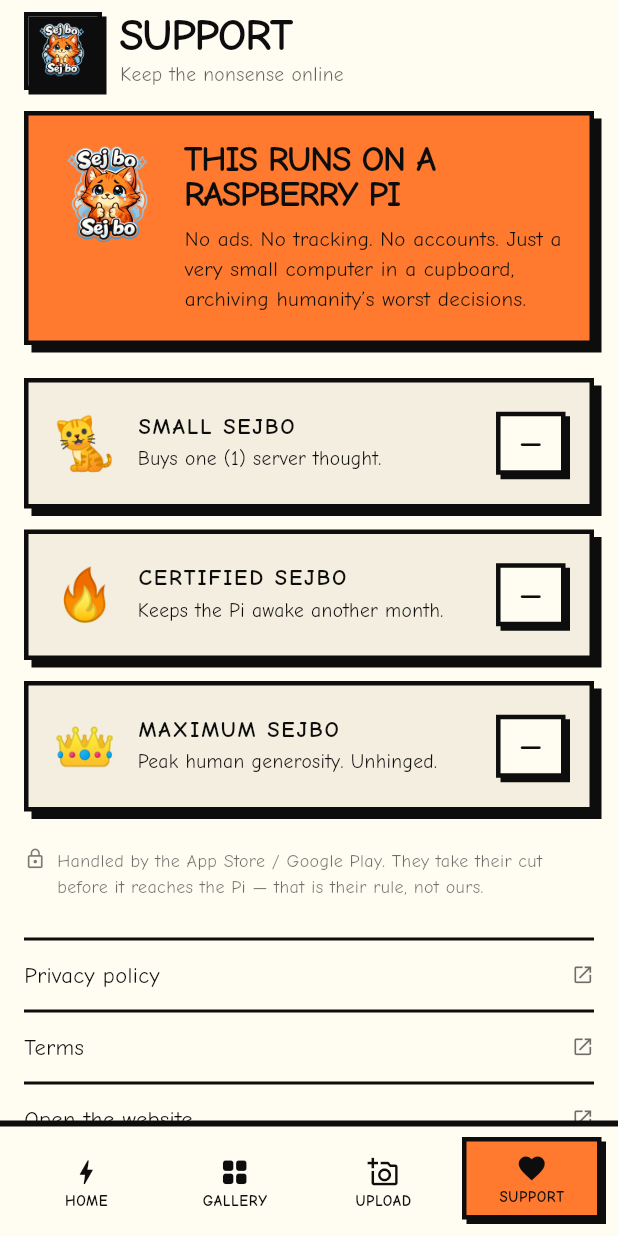
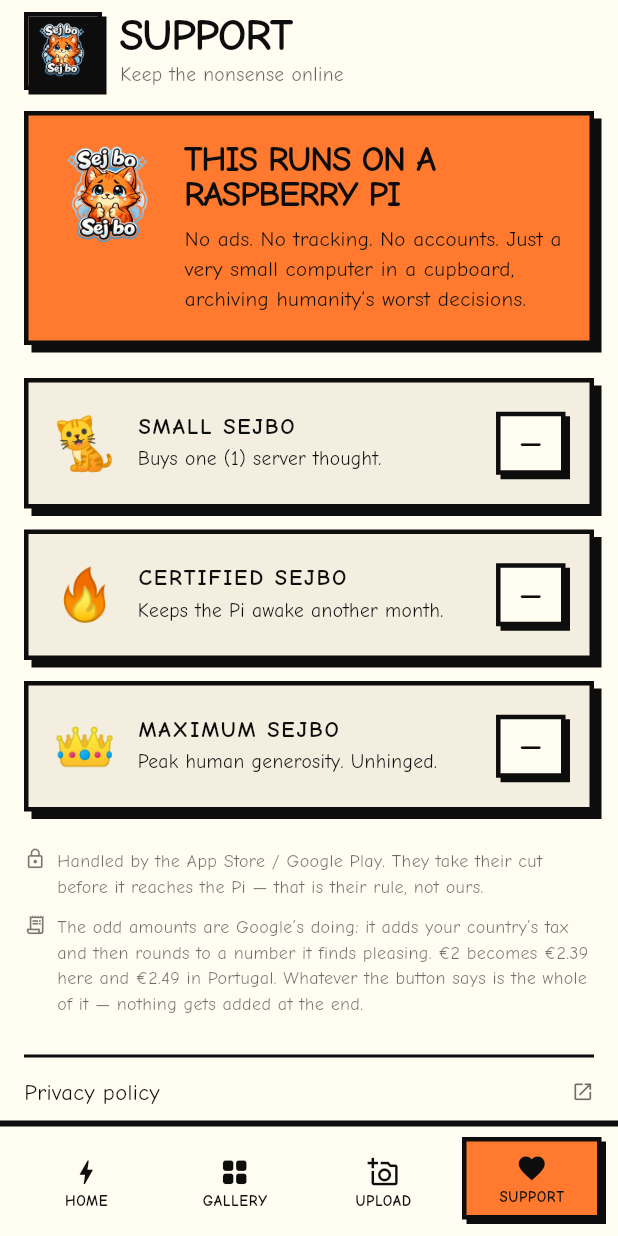
Before and after one commit to thekingziga/Sej-bo-Sej-bo-apps, a Flutter app: the screen it shows after launch, item 4 of the bottom bar chosen, on a phone screen of 412 x 824 dp. Run offline on Flutter 3.47's test engine with Material 3 defaults, Android fonts, the phone set to English and light mode, and no system bars; our stand-ins replace app_links, image_cropper, image_picker, in_app_purchase, package_info_plus, share_plus and 1 more; missing offline and left inert: in_app_purchase_android, in_app_purchase_platform_interface, in_app_update, pasteboard.

Commit message:
Explain the odd tip prices, fix Slovenian typos (1.11.2+15)
Play grosses the tier price up by local VAT and then rounds to its own price
points, so a 2 EUR tier shows as 2.39 in Slovenia and 2.49 in Portugal.
Unexplained that reads as an app bug, so the Support tab now names whose
doing it is and states that the button price is final.

Also restores diacritics on Slovenian strings I had added without them -
mogoce, clovek, razlicica, nic, cez. The app's original Slovenian spells
these correctly, so it was my typo rather than a font constraint, and it was
shipping to the people most likely to notice.

```diff
--- a/lib/l10n.dart
+++ b/lib/l10n.dart
@@ -75,6 +75,10 @@ class Strings {
     'railStore': 'Handled by the App Store / Google Play. They take their cut '
         'before it reaches the Pi — that is their rule, not ours.',
     'railStripe': 'Handled by Stripe in your browser. Card details never touch this app.',
+    'priceNote': 'The odd amounts are Google’s doing: it adds your country’s tax and '
+        'then rounds to a number it finds pleasing. €2 becomes €2.39 here and €2.49 '
+        'in Portugal. Whatever the button says is the whole of it — nothing gets '
+        'added at the end.',
     'officially': 'THIS IS OFFICIALLY\nSEJBOSEJBO.',
     'featured': 'featured',
     'pinned': 'pinned',
@@ -169,7 +173,7 @@ class Strings {
     'paste': 'PRILEPI',
     'edit': 'UREDI',
     'editPhoto': 'Obreži / zavrti',
-    'editFailed': 'Urejevalnika ni bilo mogoce odpreti.',
+    'editFailed': 'Urejevalnika ni bilo mogoče odpreti.',
     'change': 'ZAMENJAJ',
     'remove': 'ODSTRANI',
     'labelTitle': 'Naslov',
@@ -191,6 +195,9 @@ class Strings {
         'pride do Pi-ja — to je njuno pravilo, ne naše.',
     'railStripe': 'Ureja Stripe v tvojem brskalniku. Podatki kartice nikoli ne '
         'pridejo v to aplikacijo.',
+    'priceNote': 'Čudni zneski so Googlovi: doda davek tvoje države in nato zaokroži '
+        'na številko, ki mu je všeč. Iz 2 € nastane 2,39 € pri nas in 2,49 € na '
+        'Portugalskem. Kar piše na gumbu, to je vse — na koncu se ne doda nič.',
     'officially': 'TO JE URADNO\nSEJBOSEJBO.',
     'featured': 'izpostavljeno',
     'pinned': 'pripeto',
@@ -203,17 +210,17 @@ class Strings {
     'justNow': 'pravkar',
     'report': 'PRIJAVI',
     'reportTitle': 'Prijavi ta Sejbosejbo',
-    'reportSub': 'Povej, kaj je narobe. Objavo bo pregledal clovek.',
+    'reportSub': 'Povej, kaj je narobe. Objavo bo pregledal človek.',
     'reasonSpam': 'Neželena vsebina',
     'reasonInappropriate': 'Neprimerna vsebina',
     'reasonHarassment': 'Nadlegovanje ali ustrahovanje',
     'reasonCopyright': 'Avtorske pravice / to je moja vsebina',
     'reasonOther': 'Nekaj drugega',
     'reportDetails': 'Še kaj? (neobvezno)',
-    'reportDetailsHint': 'Dodaj kontekst, ce pomaga.',
+    'reportDetailsHint': 'Dodaj kontekst, če pomaga.',
     'reportSend': 'POŠLJI PRIJAVO',
     'reportCancel': 'PREKLICI',
-    'reportThanks': 'Prijava poslana. Pregledal jo bo clovek.',
+    'reportThanks': 'Prijava poslana. Pregledal jo bo človek.',
     'legalPrivacy': 'Politika zasebnosti',
     'legalTerms': 'Pogoji uporabe',
     'legalWebsite': 'Odpri spletno stran',
@@ -222,28 +229,28 @@ class Strings {
     'commentHint': 'Povej kaj...',
     'commentSend': 'OBJAVI',
     'commentsMore': 'POKAŽI ŠE',
-    'commentsFailed': 'Komentarjev ni bilo mogoce naložiti.',
+    'commentsFailed': 'Komentarjev ni bilo mogoče naložiti.',
     'commentSent': 'Komentar objavljen.',
     'commentYou': 'TI',
     'commentAnon': 'Anonimno',
     'sortOldest': 'NAJSTAREJŠE',
     'sortBest': 'NAJBOLJŠE',
-    'retryIn': 'Prehitro. Poskusi znova cez {s} s.',
+    'retryIn': 'Prehitro. Poskusi znova čez {s} s.',
     'reportCommentTitle': 'Prijavi ta komentar',
     'reportComment': 'Prijavi komentar',
-    'donateInBrowser': 'Placilo dokoncaj v brskalniku. Dokler tega ne storiš, '
-        'ni nic obracunano in lahko še vedno odstopiš.',
+    'donateInBrowser': 'Plačilo dokončaj v brskalniku. Dokler tega ne storiš, '
+        'ni nič obračunano in lahko še vedno odstopiš.',
     'donateSoonTitle': 'NAPITNINE ŠE NISO ŽIVE',
-    'donateSoonBody': 'Placilni del se na tej platformi še ureja. Z aplikacijo '
-        'ni nic narobe - poglej spet kmalu.',
+    'donateSoonBody': 'Plačilni del se na tej platformi še ureja. Z aplikacijo '
+        'ni nič narobe - poglej spet kmalu.',
     'versionApp': 'Aplikacija',
     'versionSite': 'Spletna stran',
     'updateTitle': 'POTREBNA POSODOBITEV',
-    'updateBody': 'Ta razlicica Sejbosejba je prestara za spletno stran. '
+    'updateBody': 'Ta različica Sejbosejba je prestara za spletno stran. '
         'Prenesi novo in nadaljuj.',
     'updateButton': 'POSODOBI ZDAJ',
     'unsupportedTitle': 'POTREBUJE NOVEJŠO APLIKACIJO',
-    'unsupportedBody': 'Te vrste objave ta razlicica še ne zna prikazati.',
+    'unsupportedBody': 'Te vrste objave ta različica še ne zna prikazati.',
     'openOnWeb': 'ODPRI NA SPLETNI STRANI',
   };
 
--- a/lib/screens/donate.dart
+++ b/lib/screens/donate.dart
@@ -187,6 +187,14 @@ class _DonateScreenState extends State<DonateScreen> {
 
                   const SizedBox(height: 10),
                   _RailNote(rail: rail),
+                  // Why the amounts are not round numbers. Play grosses the
+                  // price up by local VAT and then rounds to its own price
+                  // points, so the tiers read 2.39 / 2.49 rather than 2.00 -
+                  // which looks like a bug unless someone says otherwise.
+                  if (rail == DonationRail.store) ...[
+                    const SizedBox(height: 10),
+                    _PriceNote(),
+                  ],
                 ],
                 const SizedBox(height: 26),
                 // Play and Apple both expect the privacy policy and terms to be
@@ -333,6 +341,26 @@ class _TierCard extends StatelessWidget {
 }
 
 /// Tells the user - honestly - where their money actually goes on this platform.
+/// Explains the odd tier prices, in the same quiet grey as the rail note.
+class _PriceNote extends StatelessWidget {
+  @override
+  Widget build(BuildContext context) {
+    return Row(
+      crossAxisAlignment: CrossAxisAlignment.start,
+      children: [
+        Icon(Icons.receipt_long_outlined, size: 15, color: Brutal.ink.withValues(alpha: 0.55)),
+        const SizedBox(width: 7),
+        Expanded(
+          child: Text(
+            L10n.of(context)['priceNote'],
+            style: Brutal.body.copyWith(fontSize: 12, color: Brutal.ink.withValues(alpha: 0.6)),
+          ),
+        ),
+      ],
+    );
+  }
+}
+
 class _RailNote extends StatelessWidget {
   const _RailNote({required this.rail});
 
--- a/pubspec.yaml
+++ b/pubspec.yaml
@@ -6,7 +6,7 @@ publish_to: 'none'
 # The +N build number is independent and must only ever increase - Play
 # permanently burns each versionCode, so it does NOT reset when the semver
 # part changes.
-version: 1.11.1+14
+version: 1.11.2+15
 
 environment:
   sdk: ^3.12.2
```
Also changed, not shown: 1 other file.
